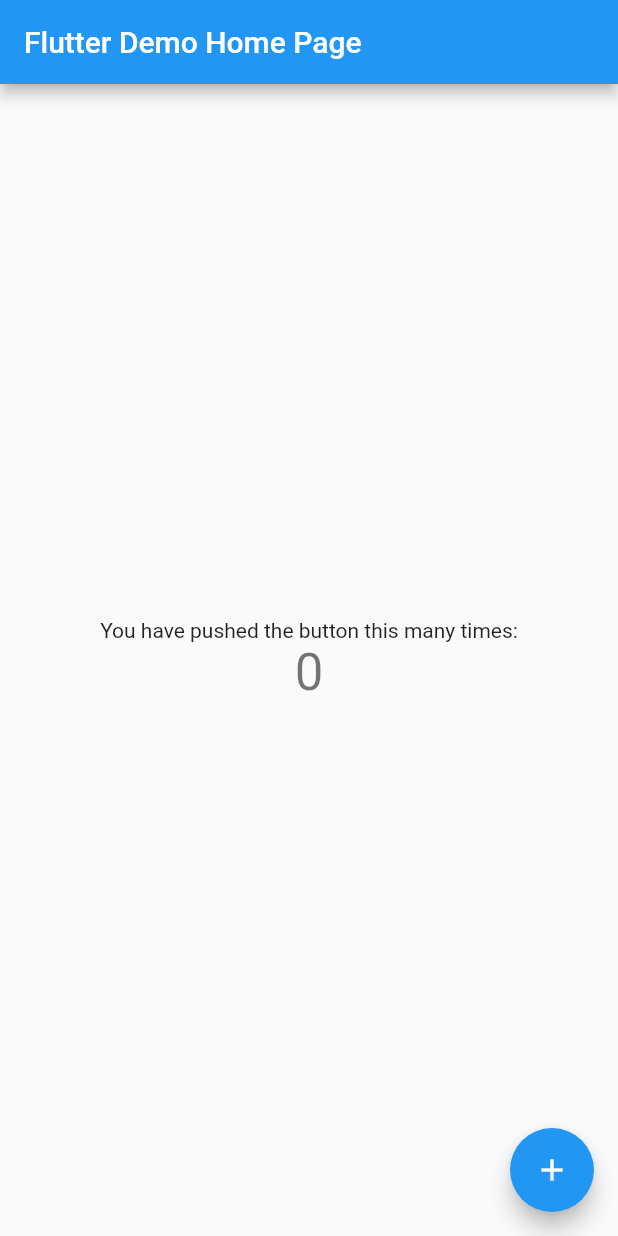
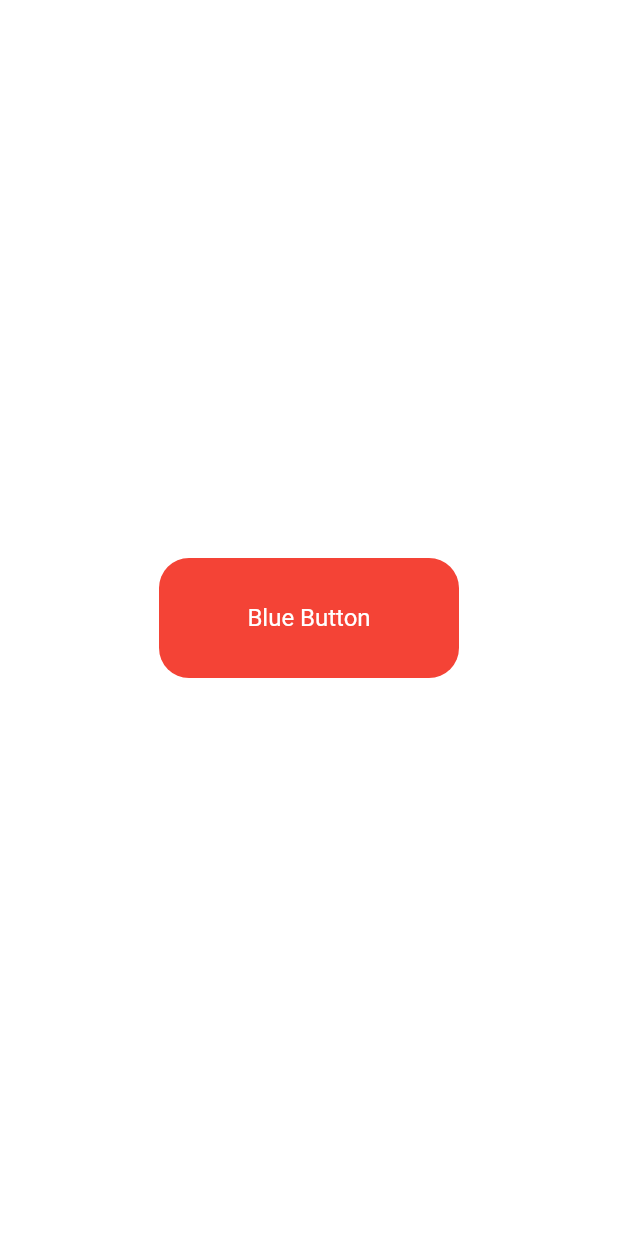
Before and after one commit to MadhushaPrasad/flutter-web-custom-component, a Flutter app: the screen it shows after launch, on a phone screen of 412 x 824 dp. Run offline on Flutter 3.47's test engine with Material 2 defaults, Android fonts, the phone set to English and light mode, and no system bars.

Commit message:
chore(custom button):create button UI

```diff
--- a/lib/main.dart
+++ b/lib/main.dart
@@ -1,4 +1,5 @@
 import 'package:flutter/material.dart';
+import 'package:flutterwebcustomcomponent/widget/custom_button.dart';
 
 void main() {
   runApp(const MyApp());
@@ -13,103 +14,56 @@
     return MaterialApp(
       title: 'Flutter Demo',
       theme: ThemeData(
-        // This is the theme of your application.
-        //
-        // Try running your application with "flutter run". You'll see the
-        // application has a blue toolbar. Then, without quitting the app, try
-        // changing the primarySwatch below to Colors.green and then invoke
-        // "hot reload" (press "r" in the console where you ran "flutter run",
-        // or simply save your changes to "hot reload" in a Flutter IDE).
-        // Notice that the counter didn't reset back to zero; the application
-        // is not restarted.
         primarySwatch: Colors.blue,
       ),
-      home: const MyHomePage(title: 'Flutter Demo Home Page'),
+      home: const CustomButton(),
     );
   }
 }
 
-class MyHomePage extends StatefulWidget {
-  const MyHomePage({super.key, required this.title});
-
-  // This widget is the home page of your application. It is stateful, meaning
-  // that it has a State object (defined below) that contains fields that affect
-  // how it looks.
-
-  // This class is the configuration for the state. It holds the values (in this
-  // case the title) provided by the parent (in this case the App widget) and
-  // used by the build method of the State. Fields in a Widget subclass are
-  // always marked "final".
-
-  final String title;
-
-  @override
-  State<MyHomePage> createState() => _MyHomePageState();
-}
-
-class _MyHomePageState extends State<MyHomePage> {
-  int _counter = 0;
-
-  void _incrementCounter() {
-    setState(() {
-      // This call to setState tells the Flutter framework that something has
-      // changed in this State, which causes it to rerun the build method below
-      // so that the display can reflect the updated values. If we changed
-      // _counter without calling setState(), then the build method would not be
-      // called again, and so nothing would appear to happen.
-      _counter++;
-    });
-  }
-
-  @override
-  Widget build(BuildContext context) {
-    // This method is rerun every time setState is called, for instance as done
-    // by the _incrementCounter method above.
-    //
-    // The Flutter framework has been optimized to make rerunning build methods
-    // fast, so that you can just rebuild anything that needs updating rather
-    // than having to individually change instances of widgets.
-    return Scaffold(
-      appBar: AppBar(
-        // Here we take the value from the MyHomePage object that was created by
-        // the App.build method, and use it to set our appbar title.
-        title: Text(widget.title),
-      ),
-      body: Center(
-        // Center is a layout widget. It takes a single child and positions it
-        // in the middle of the parent.
-        child: Column(
-          // Column is also a layout widget. It takes a list of children and
-          // arranges them vertically. By default, it sizes itself to fit its
-          // children horizontally, and tries to be as tall as its parent.
-          //
-          // Invoke "debug painting" (press "p" in the console, choose the
-          // "Toggle Debug Paint" action from the Flutter Inspector in Android
-          // Studio, or the "Toggle Debug Paint" command in Visual Studio Code)
-          // to see the wireframe for each widget.
-          //
-          // Column has various properties to control how it sizes itself and
-          // how it positions its children. Here we use mainAxisAlignment to
-          // center the children vertically; the main axis here is the vertical
-          // axis because Columns are vertical (the cross axis would be
-          // horizontal).
-          mainAxisAlignment: MainAxisAlignment.center,
-          children: <Widget>[
-            const Text(
-              'You have pushed the button this many times:',
-            ),
-            Text(
-              '$_counter',
-              style: Theme.of(context).textTheme.headlineMedium,
-            ),
-          ],
-        ),
-      ),
-      floatingActionButton: FloatingActionButton(
-        onPressed: _incrementCounter,
-        tooltip: 'Increment',
-        child: const Icon(Icons.add),
-      ), // This trailing comma makes auto-formatting nicer for build methods.
-    );
-  }
-}
+// class MyHomePage extends StatefulWidget {
+//   const MyHomePage({super.key, required this.title});
+//
+//   final String title;
+//
+//   @override
+//   State<MyHomePage> createState() => _MyHomePageState();
+// }
+//
+// class _MyHomePageState extends State<MyHomePage> {
+//   int _counter = 0;
+//
+//   void _incrementCounter() {
+//     setState(() {
+//       _counter++;
+//     });
+//   }
+//
+//   @override
+//   Widget build(BuildContext context) {
+//     return Scaffold(
+//       appBar: AppBar(
+//         title: Text(widget.title),
+//       ),
+//       body: Center(
+//         child: Column(
+//           mainAxisAlignment: MainAxisAlignment.center,
+//           children: <Widget>[
+//             const Text(
+//               'You have pushed the button this many times:',
+//             ),
+//             Text(
+//               '$_counter',
+//               style: Theme.of(context).textTheme.headlineMedium,
+//             ),
+//           ],
+//         ),
+//       ),
+//       floatingActionButton: FloatingActionButton(
+//         onPressed: _incrementCounter,
+//         tooltip: 'Increment',
+//         child: const Icon(Icons.add),
+//       ), // This trailing comma makes auto-formatting nicer for build methods.
+//     );
+//   }
+// }
--- a/lib/widget/custom_button.dart
+++ b/lib/widget/custom_button.dart
@@ -0,0 +1,38 @@
+import 'package:flutter/material.dart';
+
+class CustomButton extends StatelessWidget {
+  const CustomButton({super.key});
+
+  @override
+  Widget build(BuildContext context) {
+    return Container(
+        padding: const EdgeInsets.symmetric(horizontal: 100),
+        decoration: const BoxDecoration(color: Colors.white),
+        child: Row(
+          mainAxisAlignment: MainAxisAlignment.center,
+          children: [
+            Material(
+              color: Colors.red,
+              borderRadius: const BorderRadius.all(Radius.circular(20)),
+              child: InkWell(
+                onTap: () {
+                  print("Red Button");
+                },
+                child: Container(
+                  width: 200,
+                  height: 80,
+                  padding: const EdgeInsets.all(20),
+                  child: const Center(
+                    child: Text("Blue Button",
+                        style: TextStyle(
+                            color: Colors.white,
+                            fontSize: 16,
+                            fontWeight: FontWeight.w400)),
+                  ),
+                ),
+              ),
+            )
+          ],
+        ));
+  }
+}
```
